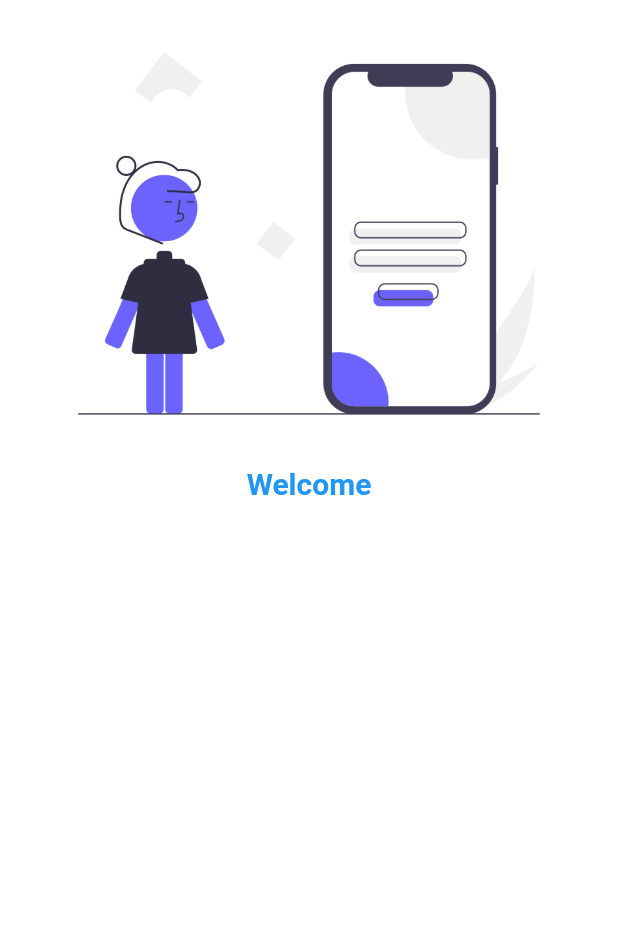
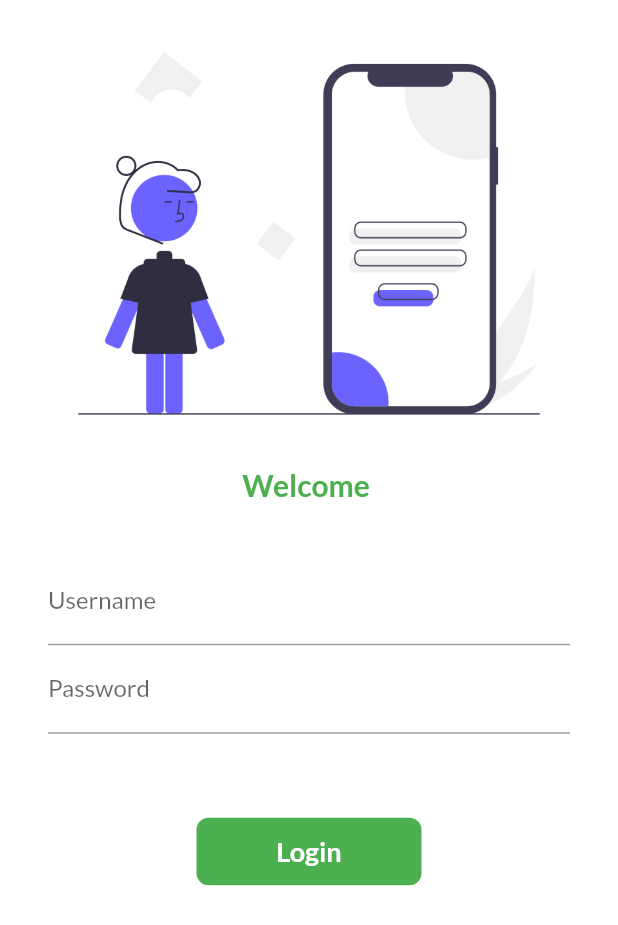
Before and after one commit to omkarjarad2002/flutter_catalog, a Flutter app: the LoginPage screen opened by its route, on a phone screen of 412 x 824 dp. Shown: the top 925 px of the screen. Run offline on Flutter 3.47's test engine with Material 2 defaults, Android fonts, the phone set to English and light mode, and no system bars; our stand-ins replace google_fonts.

Commit message:
10-02-2023

```diff
--- a/lib/main.dart
+++ b/lib/main.dart
@@ -1,6 +1,7 @@
 import 'package:flutter/material.dart';
 import 'package:flutter_catalog/pages/home_page.dart';
 import 'package:flutter_catalog/pages/login_page.dart';
+import 'package:flutter_catalog/utils/routes.dart';
 import 'package:google_fonts/google_fonts.dart';
 
 void main() {
@@ -15,15 +16,16 @@ class MyApp extends StatelessWidget {
     return MaterialApp(
       themeMode: ThemeMode.light,
       theme: ThemeData(
-          primarySwatch: Colors.green,
-          primaryTextTheme: GoogleFonts.latoTextTheme()),
+        primarySwatch: Colors.green,
+        fontFamily: GoogleFonts.lato().fontFamily,
+      ),
       darkTheme: ThemeData(
         brightness: Brightness.dark,
       ),
       routes: {
-        "/": (context) => LoginPage(),
-        "/home": (context) => HomePage(),
-        "/login": (context) => LoginPage(),
+        MyRoutes.homeRoute: (context) => LoginPage(),
+        MyRoutes.homeRoute: (context) => HomePage(),
+        MyRoutes.loginRoute: (context) => LoginPage(),
       },
     );
   }
--- a/lib/pages/login_page.dart
+++ b/lib/pages/login_page.dart
@@ -1,12 +1,21 @@
 import 'package:flutter/material.dart';
+import 'package:flutter_catalog/utils/routes.dart';
 
-class LoginPage extends StatelessWidget {
+class LoginPage extends StatefulWidget {
   const LoginPage({Key? key}) : super(key: key);
 
+  @override
+  State<LoginPage> createState() => _LoginPageState();
+}
+
+class _LoginPageState extends State<LoginPage> {
+  String name = "";
+  bool changeButton = false;
   @override
   Widget build(BuildContext context) {
     return Material(
       color: Colors.white,
+      child: SingleChildScrollView(
         child: Column(
           children: [
             Image.asset(
@@ -14,11 +23,85 @@ class LoginPage extends StatelessWidget {
               fit: BoxFit.cover,
             ),
             Text(
-            "Welcome",
+              "Welcome $name",
               style: TextStyle(
-                fontSize: 20, fontWeight: FontWeight.bold, color: Colors.blue),
+                  fontSize: 20,
+                  fontWeight: FontWeight.bold,
+                  color: changeButton
+                      ? Color.fromARGB(255, 11, 115, 15)
+                      : Colors.green),
+            ),
+            SizedBox(
+              height: 20.0,
+            ),
+            Padding(
+              padding:
+                  const EdgeInsets.symmetric(vertical: 16.0, horizontal: 32.0),
+              child: Column(
+                children: [
+                  TextFormField(
+                    onChanged: (value) {
+                      name = value;
+                      setState(() {});
+                    },
+                    decoration: InputDecoration(
+                        labelText: "Username", hintText: "Enter Username"),
+                  ),
+                  TextFormField(
+                    obscureText: true,
+                    decoration: InputDecoration(
+                      labelText: "Password",
+                      hintText: "Enter Password",
+                    ),
+                  ),
+                ],
+              ),
+            ),
+            SizedBox(
+              height: 40.0,
+            ),
+            InkWell(
+              onTap: () async {
+                setState(() {
+                  changeButton = true;
+                });
+
+                await Future.delayed(Duration(seconds: 1));
+                Navigator.pushNamed(context, MyRoutes.homeRoute);
+              },
+              child: AnimatedContainer(
+                duration: Duration(seconds: 1),
+                width: changeButton ? 50 : 150,
+                height: 45,
+                alignment: Alignment.center,
+                child: changeButton
+                    ? Icon(
+                        Icons.done,
+                        color: Colors.white,
                       )
+                    : Text(
+                        "Login",
+                        style: TextStyle(
+                            color: Colors.white,
+                            fontWeight: FontWeight.bold,
+                            fontSize: 18),
+                      ),
+                decoration: BoxDecoration(
+                    color: changeButton
+                        ? Color.fromARGB(255, 11, 115, 15)
+                        : Colors.green,
+                    borderRadius: BorderRadius.circular(changeButton ? 50 : 8)),
+              ),
+            ),
+            // ElevatedButton(
+            //   onPressed: () {
+            //     Navigator.pushNamed(context, MyRoutes.homeRoute);
+            //   },
+            //   child: Text("Login"),
+            //   style: TextButton.styleFrom(minimumSize: Size(300, 40)),
+            // )
           ],
+        ),
       ),
     );
   }
--- /dev/null
+++ b/lib/utils/routes.dart
@@ -0,0 +1,4 @@
+class MyRoutes {
+  static String loginRoute = "/login";
+  static String homeRoute = "/";
+}
```
Lines whose indentation alone changed are shown as unchanged.
